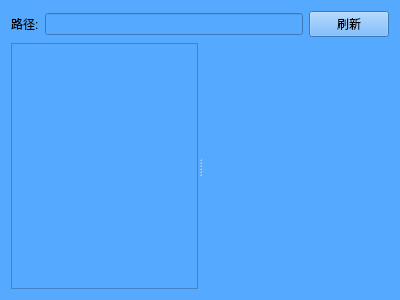
Above: Widgets/LeftWidget/FileManage.ui from EnLightGu/ClowApp before the change. Below: the same form after it.
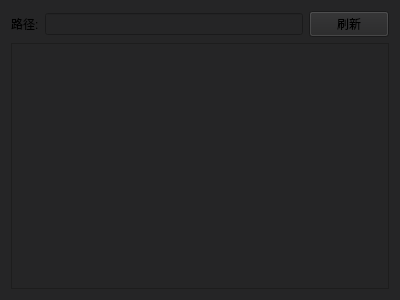
That is the form after the change.

Diff of the .ui file:
```diff
--- a/Widgets/LeftWidget/FileManage.ui
+++ b/Widgets/LeftWidget/FileManage.ui
@@ -26,7 +26,7 @@
    <bool>false</bool>
   </property>
   <property name="styleSheet">
-   <string notr="true">background-color: rgb(85, 170, 255);</string>
+   <string notr="true">background-color: #252526;</string>
   </property>
   <layout class="QVBoxLayout" name="verticalLayout">
    <item>
@@ -55,29 +55,10 @@
     </layout>
    </item>
    <item>
-    <widget class="QSplitter" name="splitter">
-     <property name="orientation">
-      <enum>Qt::Horizontal</enum>
-     </property>
      <widget class="QTreeView" name="treeView">
       <property name="headerHidden">
        <bool>true</bool>
       </property>
-     </widget>
-     <widget class="QListView" name="listView">
-      <property name="frameShape">
-       <enum>QFrame::NoFrame</enum>
-      </property>
-      <property name="iconSize">
-       <size>
-        <width>48</width>
-        <height>48</height>
-       </size>
-      </property>
-      <property name="viewMode">
-       <enum>QListView::IconMode</enum>
-      </property>
-     </widget>
     </widget>
    </item>
   </layout>
```
Lines whose indentation alone changed are shown as unchanged.
